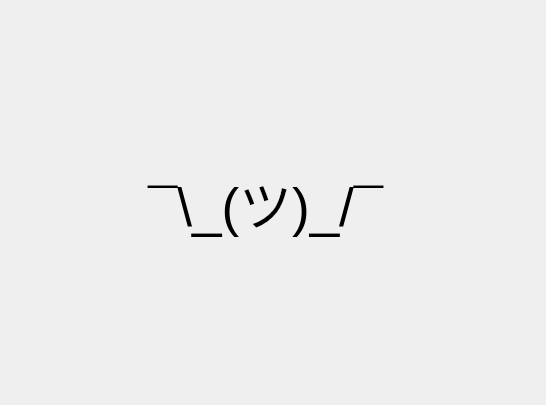
Above: application/pages/modplatform/TechnicPage.ui from FreesmTeam/FreesmLauncher before the change. Below: the same form after it.
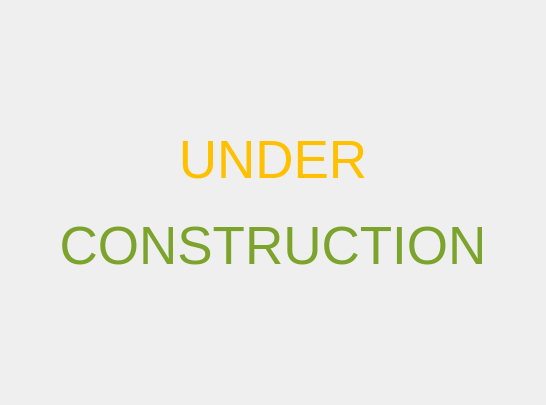
That is the form after the change. Icons and pictures are not drawn.

The edit to the form file:
```diff
--- a/application/pages/modplatform/TechnicPage.ui
+++ b/application/pages/modplatform/TechnicPage.ui
@@ -23,6 +23,19 @@
    <property name="bottomMargin">
     <number>0</number>
    </property>
+   <item>
+    <spacer name="verticalSpacer">
+     <property name="orientation">
+      <enum>Qt::Vertical</enum>
+     </property>
+     <property name="sizeHint" stdset="0">
+      <size>
+       <width>20</width>
+       <height>40</height>
+      </size>
+     </property>
+    </spacer>
+   </item>
    <item>
     <widget class="QLabel" name="label">
      <property name="font">
@@ -30,8 +43,11 @@
        <pointsize>40</pointsize>
       </font>
      </property>
+     <property name="styleSheet">
+      <string notr="true">color:#ffc000</string>
+     </property>
      <property name="text">
-      <string notr="true">¯\_(ツ)_/¯ </string>
+      <string notr="true">UNDER</string>
      </property>
      <property name="textFormat">
       <enum>Qt::PlainText</enum>
@@ -41,6 +57,53 @@
      </property>
     </widget>
    </item>
+   <item>
+    <widget class="QLabel" name="label_3">
+     <property name="text">
+      <string notr="true"/>
+     </property>
+     <property name="pixmap">
+      <pixmap resource="../../resources/assets/assets.qrc">:/assets/underconstruction</pixmap>
+     </property>
+     <property name="alignment">
+      <set>Qt::AlignCenter</set>
+     </property>
+    </widget>
+   </item>
+   <item>
+    <widget class="QLabel" name="label_2">
+     <property name="font">
+      <font>
+       <pointsize>40</pointsize>
+      </font>
+     </property>
+     <property name="styleSheet">
+      <string notr="true">color:#7ca32b</string>
+     </property>
+     <property name="text">
+      <string notr="true">CONSTRUCTION</string>
+     </property>
+     <property name="textFormat">
+      <enum>Qt::PlainText</enum>
+     </property>
+     <property name="alignment">
+      <set>Qt::AlignCenter</set>
+     </property>
+    </widget>
+   </item>
+   <item>
+    <spacer name="verticalSpacer_2">
+     <property name="orientation">
+      <enum>Qt::Vertical</enum>
+     </property>
+     <property name="sizeHint" stdset="0">
+      <size>
+       <width>20</width>
+       <height>40</height>
+      </size>
+     </property>
+    </spacer>
+   </item>
   </layout>
  </widget>
  <resources/>
```
Left out of the diff: 4 changed lines with no effect on the pictures.
